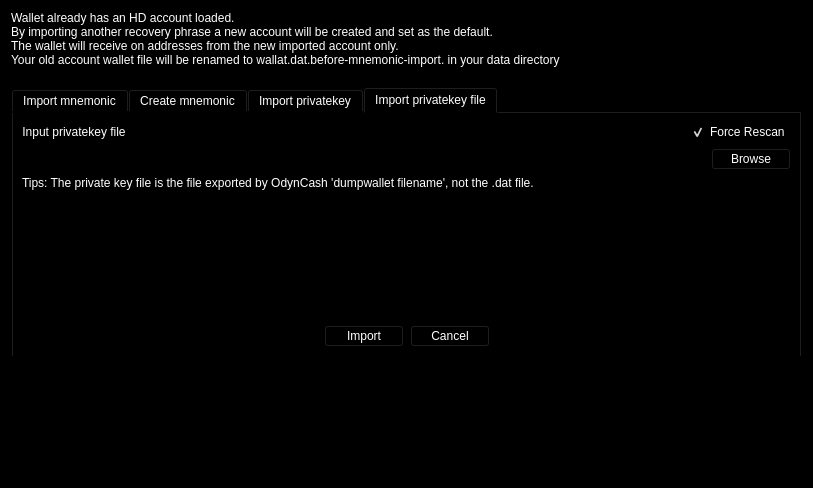
Zero-Dynamics/cash-core, file src/qt/forms/mnemonicdialog.ui: the form before one commit.
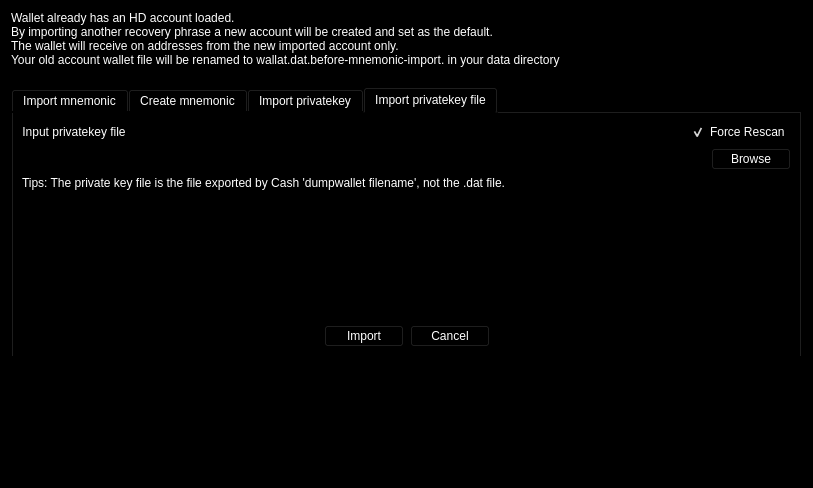
The form after the commit. The open tabs and pages were chosen to show the change. Icons and pictures are not drawn.

Commit message: Simplify OdynCash to Cash

```diff
--- a/src/qt/forms/mnemonicdialog.ui
+++ b/src/qt/forms/mnemonicdialog.ui
@@ -826,7 +826,7 @@
             </sizepolicy>
            </property>
            <property name="text">
-            <string>Tips: The private key file is the file exported by OdynCash 'dumpwallet filename', not the .dat file.</string>
+            <string>Tips: The private key file is the file exported by Cash 'dumpwallet filename', not the .dat file.</string>
            </property>
            <property name="alignment">
             <set>Qt::AlignLeading|Qt::AlignLeft|Qt::AlignVCenter</set>
```
Left out of the diff: 12 changed lines with no effect on the pictures. The commit also changes 780 other files.
